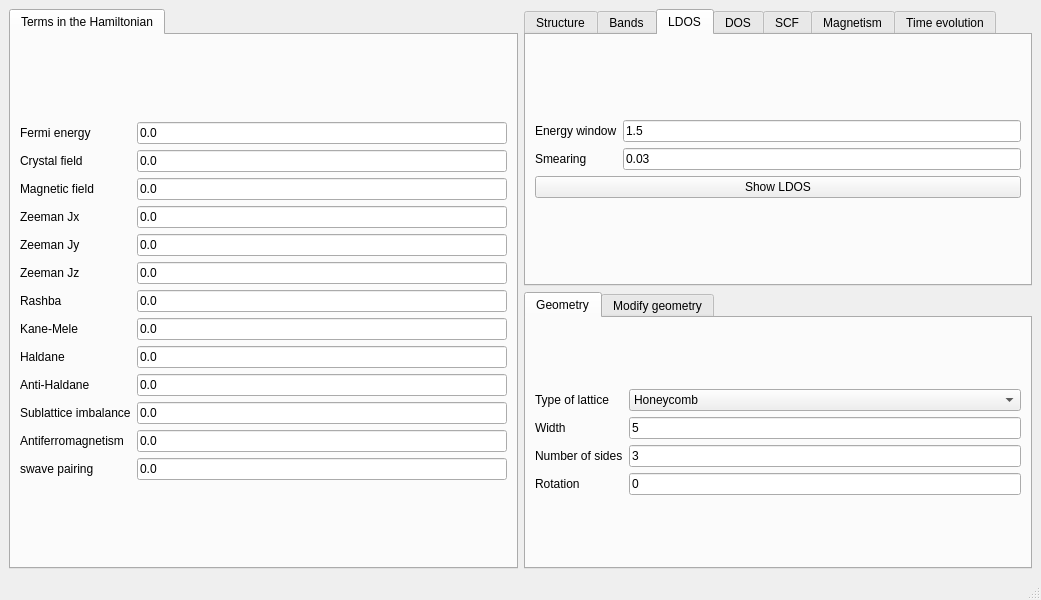
Qt form development/interface-pyqt/0d/interface.ui (joselado/quantum-honeycomp) before a commit.
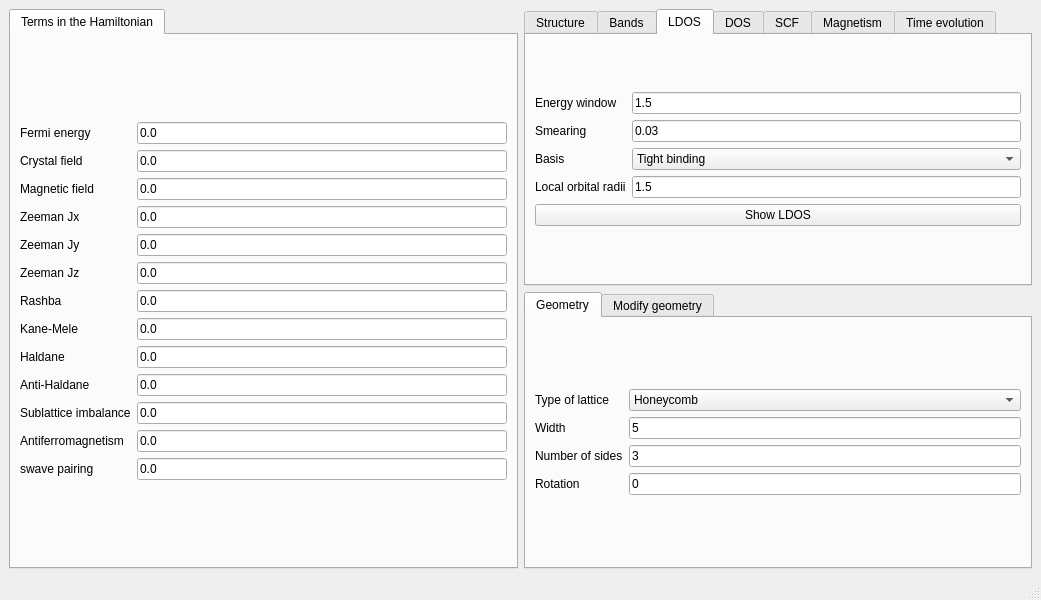
The same form after that commit. The open tabs and pages were chosen to show the change.

What changed in the file:
```diff
--- a/development/interface-pyqt/0d/interface.ui
+++ b/development/interface-pyqt/0d/interface.ui
@@ -493,13 +493,54 @@
             </property>
            </widget>
           </item>
-          <item row="2" column="0" colspan="2">
+          <item row="4" column="0" colspan="2">
            <widget class="QPushButton" name="show_interactive_ldos">
             <property name="text">
              <string>Show LDOS</string>
             </property>
            </widget>
           </item>
+          <item row="2" column="0">
+           <widget class="QLabel" name="label_30">
+            <property name="text">
+             <string>Basis</string>
+            </property>
+           </widget>
+          </item>
+          <item row="2" column="1">
+           <widget class="QComboBox" name="basis_ldos">
+            <property name="toolTip">
+             <string>Choose the basis of the LDOS, projection onto the tight binding basis, or directly in true real space assuming a certain atomic-like wavefunction</string>
+            </property>
+            <item>
+             <property name="text">
+              <string>Tight binding</string>
+             </property>
+            </item>
+            <item>
+             <property name="text">
+              <string>Real space atomic orbitals</string>
+             </property>
+            </item>
+           </widget>
+          </item>
+          <item row="3" column="0">
+           <widget class="QLabel" name="label_31">
+            <property name="text">
+             <string>Local orbital radii</string>
+            </property>
+           </widget>
+          </item>
+          <item row="3" column="1">
+           <widget class="QLineEdit" name="ratomic_ldos">
+            <property name="toolTip">
+             <string>Radii of the atomic-like wavefunctions put in every site. Only affects the result for ht eBasis &quot;Real space atomic orbitals&quot;</string>
+            </property>
+            <property name="text">
+             <string>1.5</string>
+            </property>
+           </widget>
+          </item>
          </layout>
         </item>
        </layout>
```
